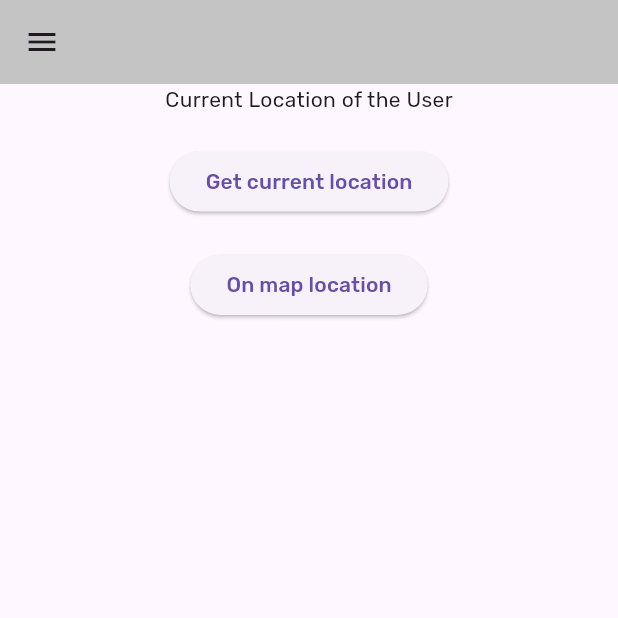
After one commit to Kutsalaba/driver_monitoring_application, a Flutter app: the GeoMapsPage screen opened by its route, after a tap on "Get current location", on a phone screen of 412 x 824 dp, the top half of it. The commit adds this screen. Run offline on Flutter 3.47's test engine with Material 3 defaults, Android fonts, the light colour scheme and no system bars; our stand-ins replace auto_route, easy_localization, flutter_screenutil, flutter_svg, geolocator, get_it and 3 more.

Commit message:
Added geolocation page.

```diff
--- /dev/null
+++ b/lib/pages/geo_maps_page/geo_maps_page.dart
@@ -0,0 +1,112 @@
+import 'dart:developer';
+
+import 'package:auto_route/auto_route.dart';
+import 'package:driver_monitoring_application/styles/app_colors.dart';
+import 'package:flutter/material.dart';
+import 'package:flutter_screenutil/flutter_screenutil.dart';
+import 'package:geolocator/geolocator.dart';
+import 'package:url_launcher/url_launcher.dart';
+import 'package:url_launcher/url_launcher_string.dart';
+
+import '../widgets/custom_menu_drawer/custom_menu_drawer.dart';
+
+@RoutePage()
+class GeoMapsPage extends StatefulWidget {
+  const GeoMapsPage({super.key});
+
+  @override
+  State<GeoMapsPage> createState() => _GeoMapsPageState();
+}
+
+class _GeoMapsPageState extends State<GeoMapsPage> {
+  String locationMessage = 'Current Location of the User';
+  late String lat;
+  late String long;
+
+  //Get current location
+  Future<Position> _getCurrentLocation() async {
+    bool serviceEnabled = await Geolocator.isLocationServiceEnabled();
+    if (!serviceEnabled) {
+      return Future.error('Location services are disabled');
+    }
+
+    LocationPermission permission = await Geolocator.checkPermission();
+    if (permission == LocationPermission.denied) {
+      permission = await Geolocator.requestPermission();
+      if (permission == LocationPermission.denied) {
+        return Future.error('Location permissions are denied');
+      }
+    }
+
+    if (permission == LocationPermission.deniedForever) {
+      return Future.error(
+          'Location permissions are denied, we cannot request permissions.');
+    }
+
+    return await Geolocator.getCurrentPosition();
+  }
+
+  //Listen to location updates
+  void _liveLocation() {
+    LocationSettings locationSettings = const LocationSettings(
+      accuracy: LocationAccuracy.high,
+      distanceFilter: 100,
+    );
+
+    Geolocator.getPositionStream(locationSettings: locationSettings)
+        .listen((Position position) {
+      lat = position.latitude.toString();
+      long = position.longitude.toString();
+    });
+
+    setState(() {
+      locationMessage = 'Latitude: $lat , Longitude: $long';
+    });
+  }
+
+  Future<void> _openMap(String lat, String long) async {
+    String googleURL =
+        'https://www.google.com/maps/search/?api=1&query=$lat,$long';
+    var canLaunch = await canLaunchUrl(Uri.parse(googleURL));
+    log(Uri.parse(googleURL).toString());
+    await launchUrlString(googleURL);
+  }
+
+  @override
+  Widget build(BuildContext context) {
+    return Scaffold(
+      appBar: AppBar(
+        backgroundColor: AppColors.brightGrey,
+      ),
+      body: Center(
+        child: Column(
+          children: [
+            Text(locationMessage),
+            SizedBox(height: 20.h),
+            ElevatedButton(
+              onPressed: () async {
+                await _getCurrentLocation().then((value) {
+                  lat = '${value.latitude}';
+                  long = '${value.longitude}';
+                  setState(() {
+                    locationMessage = 'Latitude: $lat, Longitude: $long';
+                  });
+                  _liveLocation();
+                });
+              },
+              child: Text('Get current location'),
+            ),
+            SizedBox(height: 20.h),
+            ElevatedButton(
+              onPressed: () {
+                _openMap(lat, long);
+              },
+              child: Text('On map location'),
+            ),
+          ],
+        ),
+      ),
+      drawer: CustomMenuDrawer(),
+    );
+  }
+}
--- a/lib/pages/widgets/custom_menu_drawer/custom_menu_items.dart
+++ b/lib/pages/widgets/custom_menu_drawer/custom_menu_items.dart
@@ -77,6 +77,14 @@ class MenuItems extends StatelessWidget {
               AutoRouter.of(context).push(const AddDriverRoute());
             },
           ),
+          const SizedBox(height: 16),
+          CustomMenuTile(
+            itemText: 'Map',
+            iconPath: Assets.icons.location,
+            onTap: () {
+              AutoRouter.of(context).push(const GeoMapsRoute());
+            },
+          ),
           const SizedBox(height: 80),
         ],
       ),
--- a/lib/routes/app_router.dart
+++ b/lib/routes/app_router.dart
@@ -7,5 +7,6 @@ class AppRouter extends $AppRouter {
   List<AutoRoute> get routes => [
         AutoRoute(page: HomeRoute.page, initial: true),
         AutoRoute(page: AddDriverRoute.page),
+        AutoRoute(page: GeoMapsRoute.page),
       ];
 }
--- a/pubspec.yaml
+++ b/pubspec.yaml
@@ -28,6 +28,9 @@ dependencies:
   responsive_framework: ^1.1.1
   flutter_svg: ^2.0.9
 
+  geolocator: ^10.1.0
+  # google_maps_flutter: ^2.5.0
+
 dev_dependencies:
   flutter_test:
     sdk: flutter
```
Also changed, not shown: lib/routes/app_router.gr.dart, pubspec.lock, 2 other files.
